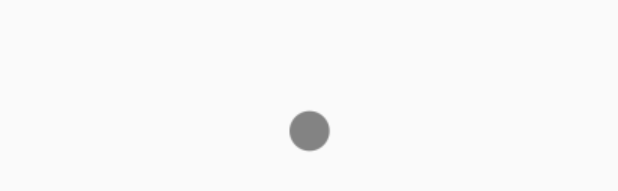
After one commit to simpletico/myAndroidCheckers, an Android app: the layout single_cell.xml on its own in the app's theme, with its tools: preview values and no code run, on a phone screen of 412 x 824 dp. The commit adds this screen. Shown: the part 487-678 px from the top of the screen. Run offline under Robolectric (Android 15) with nearby library versions, the phone set to English and light mode, and no system bars.

Commit message:
Adding images for the pieces. More clases for the game.

```diff
--- /dev/null
+++ b/app/src/main/res/layout/single_cell.xml
@@ -0,0 +1,16 @@
+<?xml version="1.0" encoding="utf-8"?>
+<RelativeLayout
+    xmlns:android="http://schemas.android.com/apk/res/android"
+    android:layout_width="match_parent"
+    android:layout_height="match_parent">
+
+    <ImageView
+        android:src="@drawable/blackpiece"
+        android:layout_width="wrap_content"
+        android:layout_height="wrap_content"
+        android:id="@+id/imageView"
+        android:layout_centerVertical="true"
+        android:layout_centerHorizontal="true"
+        />
+
+</RelativeLayout>
```
Also changed, not shown: app/src/main/java/com/juajim/android/myandroidcheckers/BoardAdapter.java (added, +52 -0 lines), app/src/main/java/com/juajim/android/myandroidcheckers/MainActivity.java (+17 -0 lines), app/src/main/java/com/juajim/android/myandroidcheckers/ViewHolder.java (added, +12 -0 lines), app/src/main/res/drawable/blackpiece.png (added), app/src/main/res/drawable/blackpieceking.png (added), app/src/main/res/drawable/checkersboard.png (added), app/src/main/res/drawable/whitepiece.png (added), app/src/main/res/drawable/whitepieceking.png (added).
